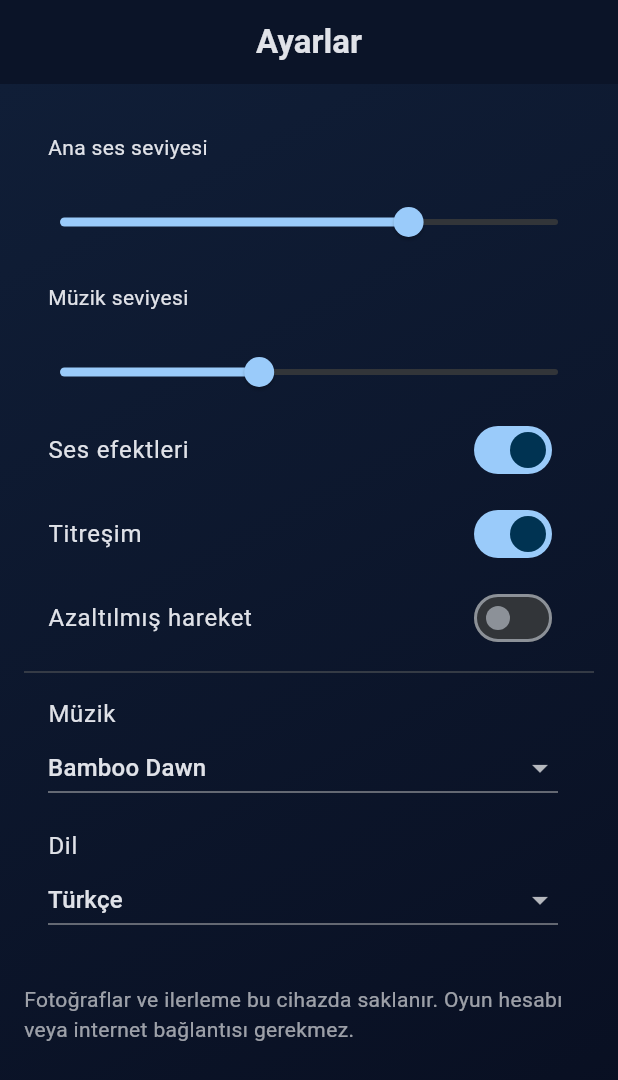
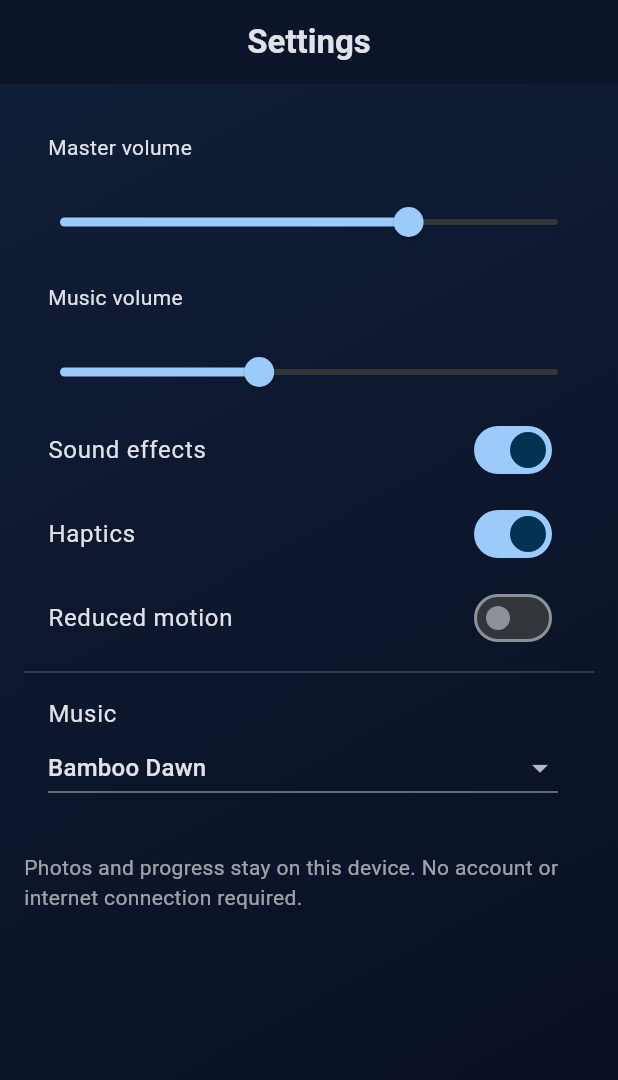
Before and after one commit to ugurkemalevlek27/block-crash-line, a Flutter app: the SettingsScreen widget shown alone on an empty page, opened directly, on a phone screen of 412 x 824 dp. Shown: the top 1080 px of the screen. Run offline on Flutter 3.47's test engine with Material 3 defaults, Android fonts, the phone set to English and light mode, and no system bars; our stand-ins replace audioplayers, flutter_riverpod, google_mobile_ads, image_picker; accounts and stored records are empty.

Commit message:
English-only UI, remove language picker; 0.1.3+4

```diff
--- a/lib/economy/profile.dart
+++ b/lib/economy/profile.dart
@@ -26,7 +26,7 @@ class Profile {
   int? rushBest;
   Set<String> owned = {'dark', 'plain'}, achievements = {}, rewards = {};
   Map<int, int> levelStars = {}, levelScores = {};
-  String theme = 'dark', background = 'plain', photo = '', language = 'tr';
+  String theme = 'dark', background = 'plain', photo = '', language = 'en';
   double masterVolume = .7, musicVolume = .4;
   bool effects = true, vibration = true, reducedMotion = false;
   int musicTrack = 0;
@@ -147,7 +147,7 @@ class Profile {
     p.background = j['background'] as String;
     p.photo = j['photo'] as String;
     p.language = j['language'] as String;
-    if (!['tr', 'en'].contains(p.language)) p.language = 'tr';
+    if (!['tr', 'en'].contains(p.language)) p.language = 'en';
     p.masterVolume =
         (j['masterVolume'] as num).toDouble().clamp(0.0, 1.0).toDouble();
     p.musicVolume =
--- a/lib/main.dart
+++ b/lib/main.dart
@@ -75,7 +75,7 @@ class _BlockCrashAppState extends ConsumerState<BlockCrashApp>
                                   const SizedBox(height: 20),
                                   FilledButton(
                                       onPressed: app.initialize,
-                                      child: const Text('Yeniden dene / Retry'))
+                                      child: const Text('Retry'))
                                 ]))))
             : const HomeScreen());
   }
--- a/lib/ui/screens.dart
+++ b/lib/ui/screens.dart
@@ -452,20 +452,6 @@ class SettingsScreen extends ConsumerWidget {
                       : (v) {
                           if (v != null) a.mutate((p) => p.musicTrack = v);
                         })),
-          ListTile(
-              title: Text(text(p, 'Dil', 'Language')),
-              subtitle: DropdownButton<String>(
-                  value: p.language,
-                  isExpanded: true,
-                  items: const [
-                    DropdownMenuItem(value: 'tr', child: Text('Türkçe')),
-                    DropdownMenuItem(value: 'en', child: Text('English'))
-                  ],
-                  onChanged: a.busy
-                      ? null
-                      : (v) {
-                          if (v != null) a.mutate((p) => p.language = v);
-                        })),
           const SizedBox(height: 24),
           Text(
               text(
--- a/lib/ui/style.dart
+++ b/lib/ui/style.dart
@@ -50,7 +50,9 @@ class BoardStyle {
       };
 }
 
-String text(Profile p, String tr, String en) => p.language == 'en' ? en : tr;
+/// The app ships in English only. The Turkish strings are kept in source for a
+/// possible later localisation but are never shown.
+String text(Profile p, String tr, String en) => en;
 
 class Backdrop extends StatelessWidget {
   final Profile profile;
--- a/pubspec.yaml
+++ b/pubspec.yaml
@@ -1,7 +1,7 @@
 name: block_crash
 description: Offline Block Crash Line puzzle MVP.
 publish_to: none
-version: 0.1.2+3
+version: 0.1.3+4
 environment:
   sdk: '>=3.5.0 <4.0.0'
 dependencies:
```
Also changed, not shown: lib/controller.dart (+4 -4 lines), 2 other files.
